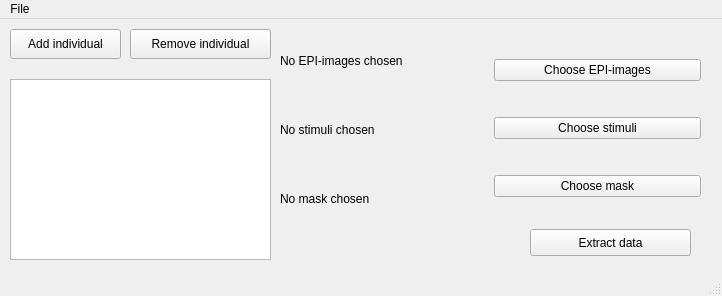
Qt form src/ui/mainwindow.ui (pfechd/jabe) before a commit.
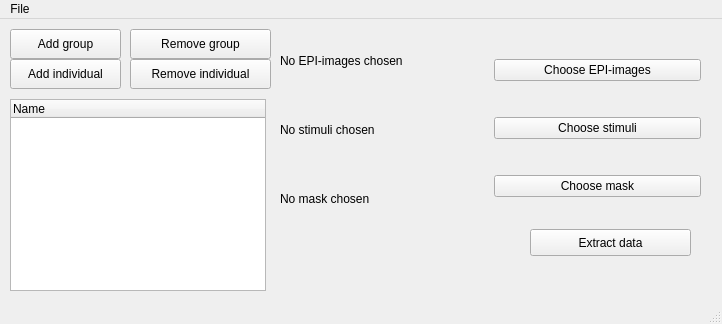
The same form after that commit.

Commit message: Add start of tree view and structure

```diff
--- a/src/ui/mainwindow.ui
+++ b/src/ui/mainwindow.ui
@@ -7,7 +7,7 @@
     <x>0</x>
     <y>0</y>
     <width>722</width>
-    <height>296</height>
+    <height>324</height>
    </rect>
   </property>
   <property name="windowTitle">
@@ -98,21 +98,11 @@
      </item>
     </layout>
    </widget>
-   <widget class="QListWidget" name="list_widget">
-    <property name="geometry">
-     <rect>
-      <x>10</x>
-      <y>60</y>
-      <width>261</width>
-      <height>181</height>
-     </rect>
-    </property>
-   </widget>
    <widget class="QPushButton" name="add_individual_button">
     <property name="geometry">
      <rect>
       <x>10</x>
-      <y>10</y>
+      <y>40</y>
       <width>111</width>
       <height>30</height>
      </rect>
@@ -125,7 +115,7 @@
     <property name="geometry">
      <rect>
       <x>130</x>
-      <y>10</y>
+      <y>40</y>
       <width>141</width>
       <height>30</height>
      </rect>
@@ -134,6 +124,47 @@
      <string>Remove individual</string>
     </property>
    </widget>
+   <widget class="QPushButton" name="remove_group_button">
+    <property name="geometry">
+     <rect>
+      <x>130</x>
+      <y>10</y>
+      <width>141</width>
+      <height>30</height>
+     </rect>
+    </property>
+    <property name="text">
+     <string>Remove group</string>
+    </property>
+   </widget>
+   <widget class="QPushButton" name="add_group_button">
+    <property name="geometry">
+     <rect>
+      <x>10</x>
+      <y>10</y>
+      <width>111</width>
+      <height>30</height>
+     </rect>
+    </property>
+    <property name="text">
+     <string>Add group</string>
+    </property>
+   </widget>
+   <widget class="QTreeWidget" name="tree_widget">
+    <property name="geometry">
+     <rect>
+      <x>10</x>
+      <y>80</y>
+      <width>256</width>
+      <height>192</height>
+     </rect>
+    </property>
+    <column>
+     <property name="text">
+      <string>Name</string>
+     </property>
+    </column>
+   </widget>
   </widget>
   <widget class="QMenuBar" name="menubar">
    <property name="geometry">
```
Left out of the diff: 2 changed lines with no effect on the pictures. The commit also changes 9 other files.
